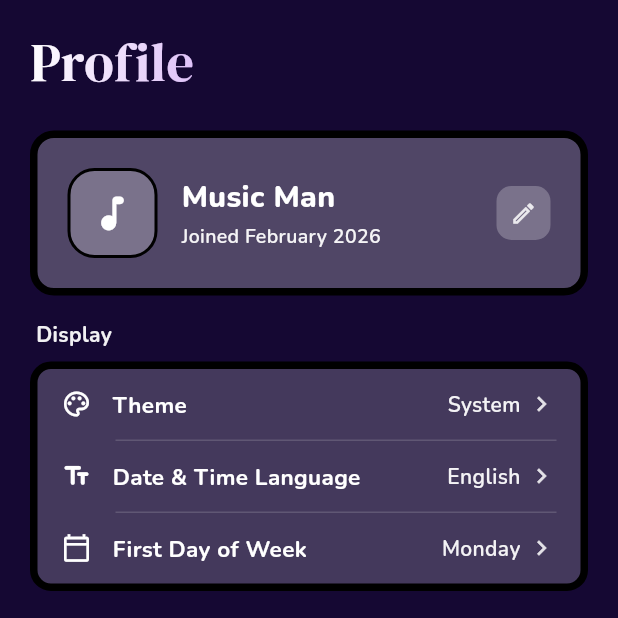
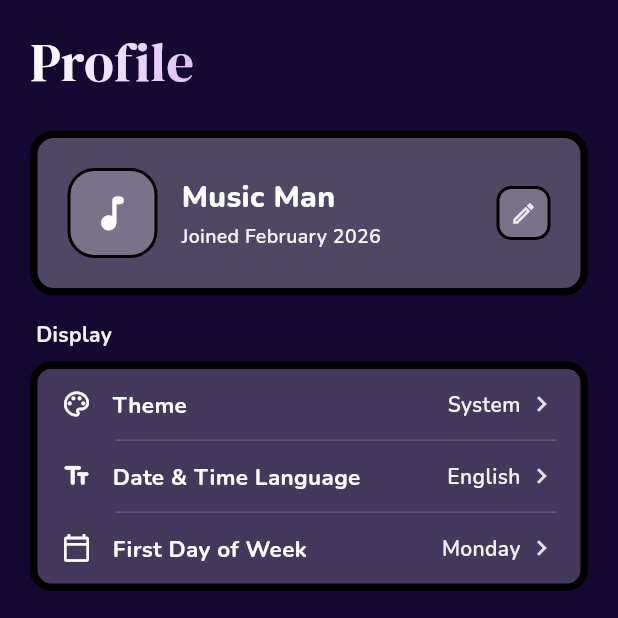
Before and after one commit to marlyocat/listzly, a Flutter app: the ProfilePage screen opened directly, on a phone screen of 412 x 824 dp, the top half of it. Run offline on Flutter 3.47's test engine with Material 3 defaults, Android fonts, the light colour scheme and no system bars; our stand-ins replace google_fonts, lottie; missing offline and left inert: turn_page_transition; project files that could hold a hidden picture were left out.

Commit message:
Add border for Edit icon

```diff
--- a/lib/pages/profile_page.dart
+++ b/lib/pages/profile_page.dart
@@ -163,6 +163,7 @@ class ProfilePage extends StatelessWidget {
               decoration: BoxDecoration(
                 color: darkSurfaceBg,
                 borderRadius: BorderRadius.circular(10),
+                border: Border.all(color: Colors.black, width: 2),
               ),
               child: const Icon(
                 Icons.edit_outlined,
```
